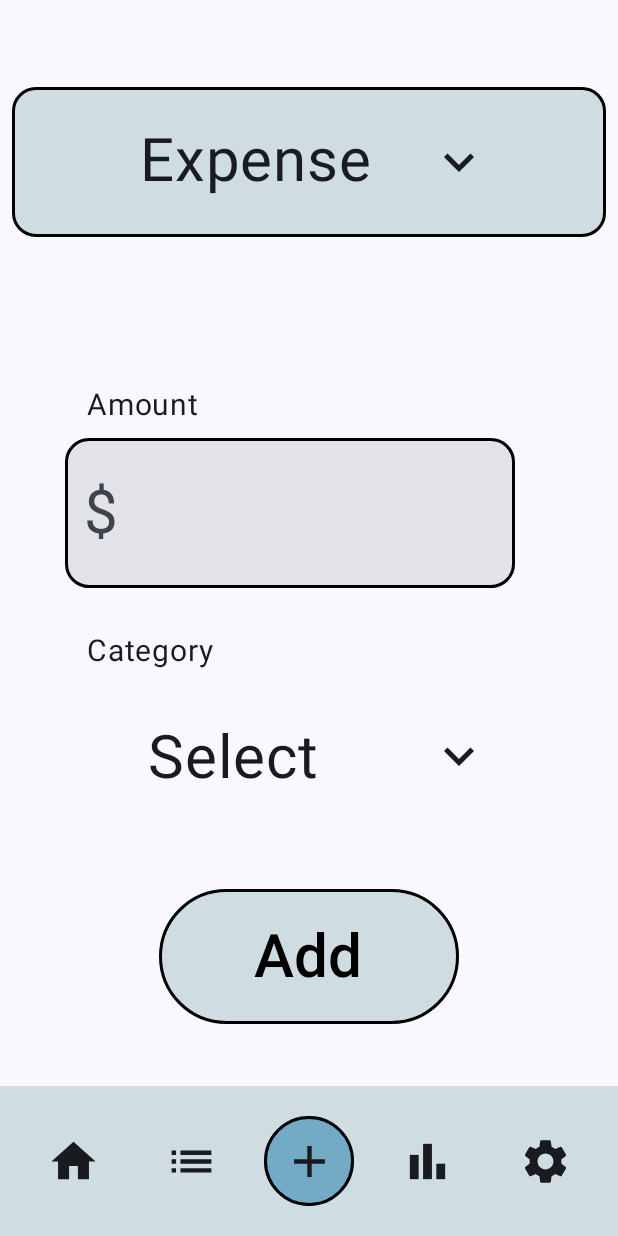
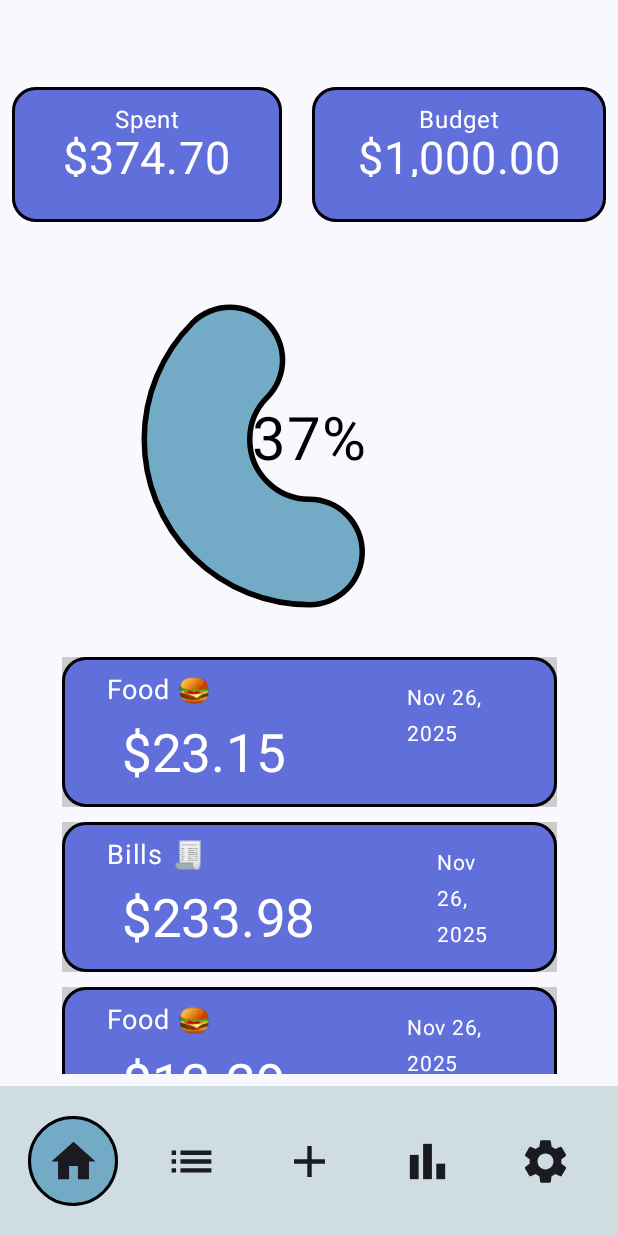
Before and after one commit to jasondilone/BudgetApp, an Android app built with Jetpack Compose: the screen it shows after launch (MainActivity), on a phone screen of 412 x 824 dp. Run offline under Robolectric (Android 15) with nearby library versions, the phone set to English and light mode, and no system bars.

Commit message:
Navigate to Add and Home
added some navigation to the Add screen and back to the home screen when clicking bottom navigation buttons

```diff
--- a/app/build.gradle.kts
+++ b/app/build.gradle.kts
@@ -42,6 +42,7 @@ android {
 }
 
 dependencies {
+    implementation("androidx.navigation:navigation-compose:2.9.6")
     implementation("androidx.compose.material:material-icons-extended")
     implementation(libs.androidx.core.ktx)
     implementation(libs.androidx.lifecycle.runtime.ktx)
--- a/app/src/main/java/com/example/budgetapp/AddScreen.kt
+++ b/app/src/main/java/com/example/budgetapp/AddScreen.kt
@@ -41,6 +41,7 @@ import androidx.compose.ui.tooling.preview.Preview
 import androidx.compose.ui.unit.DpOffset
 import androidx.compose.ui.unit.dp
 import androidx.compose.ui.unit.sp
+import androidx.navigation.NavController
 import java.text.DecimalFormat
 
 import com.example.budgetapp.ui.theme.lightTealColor
@@ -48,7 +49,7 @@ import com.example.budgetapp.ui.BottomNavigationBar
 
 
 @Composable
-fun AddScreen() {
+fun AddScreen(navController: NavController) {
 
     // selection will show "Expense" by default but can change to "Category"
     var selection by remember { mutableStateOf("Expense") }
@@ -58,7 +59,7 @@ fun AddScreen() {
     val currencyFormatter = remember { DecimalFormat("#,##0.00") }
     val categoryInput = remember { mutableStateOf("") }
     Scaffold(
-        bottomBar = { BottomNavigationBar(2) }
+        bottomBar = { BottomNavigationBar(2, navController) }
     ) { innerPadding ->
         Column(
             modifier = Modifier
@@ -287,5 +288,5 @@ fun AddScreen() {
 @Preview(showBackground = true)
 @Composable
 fun AddPreview() {
-    AddScreen()
+    //AddScreen()
 }
--- a/app/src/main/java/com/example/budgetapp/HomeScreen.kt
+++ b/app/src/main/java/com/example/budgetapp/HomeScreen.kt
@@ -33,6 +33,7 @@ import androidx.compose.runtime.Composable
 import androidx.compose.runtime.remember
 import androidx.compose.ui.Alignment
 import androidx.compose.ui.Modifier
+import androidx.navigation.NavController
 
 
 //imports for data in mainact and colors.kt, also moved hgomespenandbudged and homebudgetring
@@ -156,7 +157,7 @@ fun HomeExpenses(expenses: List<Expense>, onDelete: (Expense) -> Unit, onEdit: (
 
 
 @Composable
-fun BottomNavigationBar(selectedIndex: Int = 0) {
+fun BottomNavigationBar(selectedIndex: Int = 0, navController: NavController) {
 
     var selectedButton = remember { mutableStateOf(selectedIndex) }
     Surface(
@@ -173,7 +174,8 @@ fun BottomNavigationBar(selectedIndex: Int = 0) {
             //HOME ICON
             IconButton(
                 onClick = {
-                    selectedButton.value = 0
+                    selectedButton.value = 0;
+                    navController.navigate("Home")
                 },
                 modifier = Modifier
                     .size(60.dp)
@@ -229,7 +231,8 @@ fun BottomNavigationBar(selectedIndex: Int = 0) {
             // ADD EXPENSE ICON
             IconButton(
                 onClick = {
-                    selectedButton.value = 2
+                    selectedButton.value = 2;
+                    navController.navigate("Add")
                 },
                 modifier = Modifier
                     .size(60.dp)
@@ -314,10 +317,10 @@ fun BottomNavigationBar(selectedIndex: Int = 0) {
 }
 
 @Composable
-fun Home() {
+fun Home(navController: NavController) {
     val expensesState = remember { mutableStateListOf<Expense>().apply { addAll(expenses) } }
 
-    Scaffold(bottomBar = { BottomNavigationBar() }) { innerPadding ->
+    Scaffold(bottomBar = { BottomNavigationBar(0, navController) }) { innerPadding ->
         Column(
             modifier = Modifier
                 .padding(all = 8.dp)
--- a/app/src/main/java/com/example/budgetapp/MainActivity.kt
+++ b/app/src/main/java/com/example/budgetapp/MainActivity.kt
@@ -5,8 +5,12 @@ import androidx.activity.ComponentActivity
 import androidx.activity.compose.setContent
 import androidx.compose.material3.MaterialTheme
 import androidx.compose.material3.Surface
+import androidx.compose.runtime.Composable
 import androidx.compose.ui.unit.TextUnit
 import androidx.compose.ui.unit.sp
+import androidx.navigation.compose.NavHost
+import androidx.navigation.compose.composable
+import androidx.navigation.compose.rememberNavController
 import com.example.budgetapp.ui.theme.BudgetAppTheme
 import java.time.LocalDate
 import com.example.budgetapp.ui.Home
@@ -19,7 +23,8 @@ class MainActivity : ComponentActivity() {
             BudgetAppTheme {
                 Surface(color = MaterialTheme.colorScheme.background) {
                     //Home()
-                    AddScreen()
+                    //AddScreen()
+                    BudgetApp()
                 }
             }
         }
@@ -58,3 +63,19 @@ fun autoFontSize(text: String): TextUnit {
         else -> 15.sp
     }
 }
+
+@Composable
+fun BudgetApp() {
+    val navController = rememberNavController()
+    NavHost(
+        navController = navController,
+        startDestination = "Home"
+    ) {
+        composable("Home") {
+            Home(navController)
+        }
+        composable("Add") {
+            AddScreen(navController)
+        }
+    }
+}
```
Also changed, not shown: app/src/main/java/com/example/budgetapp/SettingsScreen.kt (+4 -3 lines).
